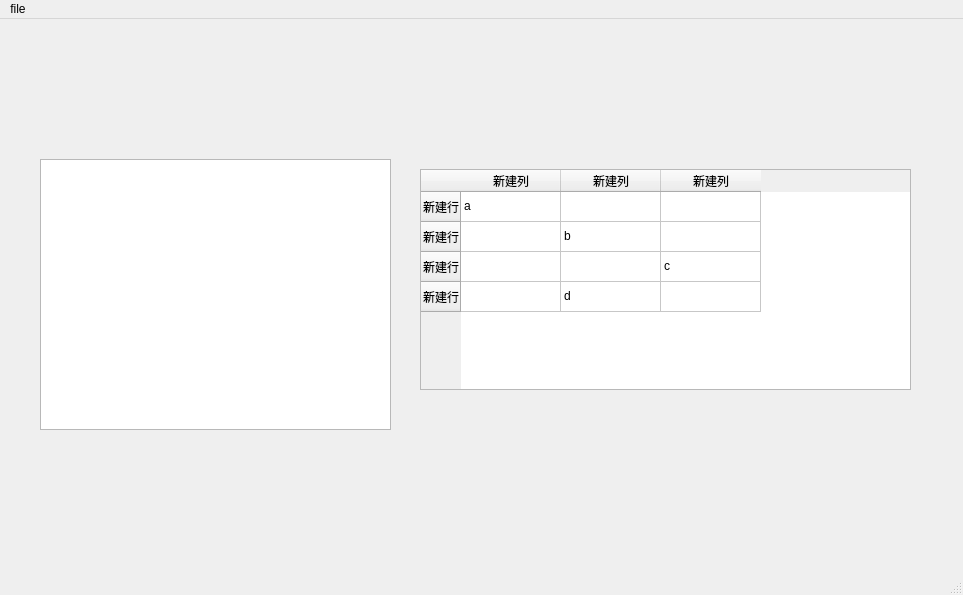
This is ui_main.ui in dubuli/B15_Learn_TestPython as Qt 5 draws it before an edit. The edited form follows.
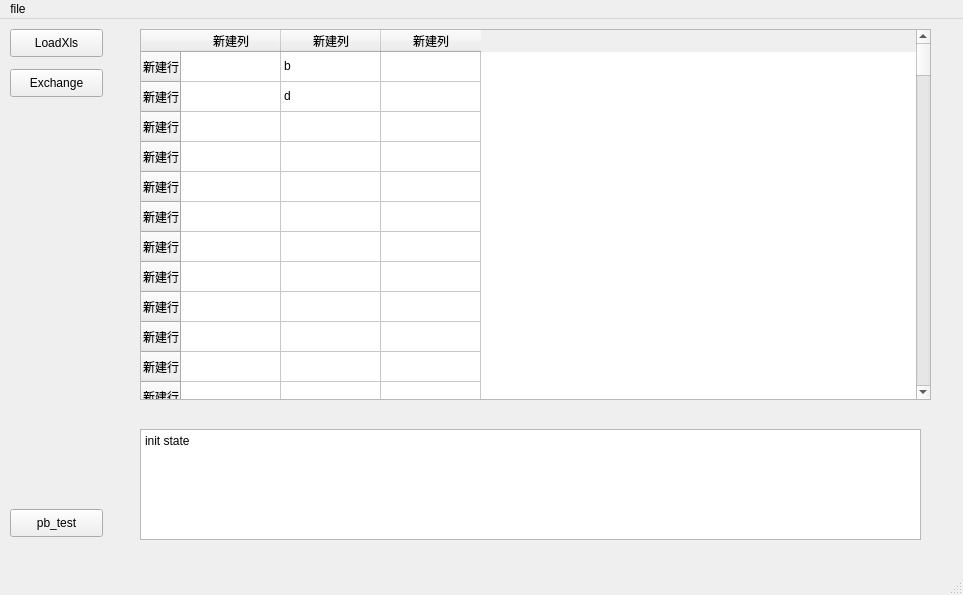
This is the edited form.

```diff
--- a/ui_main.ui
+++ b/ui_main.ui
@@ -14,23 +14,13 @@
    <string>MainWindow</string>
   </property>
   <widget class="QWidget" name="centralwidget">
-   <widget class="QTableView" name="tableView">
-    <property name="geometry">
-     <rect>
-      <x>40</x>
-      <y>140</y>
-      <width>351</width>
-      <height>271</height>
-     </rect>
-    </property>
-   </widget>
    <widget class="QTableWidget" name="tableWidget">
     <property name="geometry">
      <rect>
-      <x>420</x>
-      <y>150</y>
-      <width>491</width>
-      <height>221</height>
+      <x>140</x>
+      <y>10</y>
+      <width>791</width>
+      <height>371</height>
      </rect>
     </property>
     <row>
@@ -53,6 +43,591 @@
       <string>新建行</string>
      </property>
     </row>
+    <row>
+     <property name="text">
+      <string>新建行</string>
+     </property>
+    </row>
+    <row>
+     <property name="text">
+      <string>新建行</string>
+     </property>
+    </row>
+    <row>
+     <property name="text">
+      <string>新建行</string>
+     </property>
+    </row>
+    <row>
+     <property name="text">
+      <string>新建行</string>
+     </property>
+    </row>
+    <row>
+     <property name="text">
+      <string>新建行</string>
+     </property>
+    </row>
+    <row>
+     <property name="text">
+      <string>新建行</string>
+     </property>
+    </row>
+    <row>
+     <property name="text">
+      <string>新建行</string>
+     </property>
+    </row>
+    <row>
+     <property name="text">
+      <string>新建行</string>
+     </property>
+    </row>
+    <row>
+     <property name="text">
+      <string>新建行</string>
+     </property>
+    </row>
+    <row>
+     <property name="text">
+      <string>新建行</string>
+     </property>
+    </row>
+    <row>
+     <property name="text">
+      <string>新建行</string>
+     </property>
+    </row>
+    <row>
+     <property name="text">
+      <string>新建行</string>
+     </property>
+    </row>
+    <row>
+     <property name="text">
+      <string>新建行</string>
+     </property>
+    </row>
+    <row>
+     <property name="text">
+      <string>新建行</string>
+     </property>
+    </row>
+    <row>
+     <property name="text">
+      <string>新建行</string>
+     </property>
+    </row>
+    <row>
+     <property name="text">
+      <string>新建行</string>
+     </property>
+    </row>
+    <row>
+     <property name="text">
+      <string>新建行</string>
+     </property>
+    </row>
+    <row>
+     <property name="text">
+      <string>新建行</string>
+     </property>
+    </row>
+    <row>
+     <property name="text">
+      <string>新建行</string>
+     </property>
+    </row>
+    <row>
+     <property name="text">
+      <string>新建行</string>
+     </property>
+    </row>
+    <row>
+     <property name="text">
+      <string>新建行</string>
+     </property>
+    </row>
+    <row>
+     <property name="text">
+      <string>新建行</string>
+     </property>
+    </row>
+    <row>
+     <property name="text">
+      <string>新建行</string>
+     </property>
+    </row>
+    <row>
+     <property name="text">
+      <string>新建行</string>
+     </property>
+    </row>
+    <row>
+     <property name="text">
+      <string>新建行</string>
+     </property>
+    </row>
+    <row>
+     <property name="text">
+      <string>新建行</string>
+     </property>
+    </row>
+    <row>
+     <property name="text">
+      <string>新建行</string>
+     </property>
+    </row>
+    <row>
+     <property name="text">
+      <string>新建行</string>
+     </property>
+    </row>
+    <row>
+     <property name="text">
+      <string>新建行</string>
+     </property>
+    </row>
+    <row>
+     <property name="text">
+      <string>新建行</string>
+     </property>
+    </row>
+    <row>
+     <property name="text">
+      <string>新建行</string>
+     </property>
+    </row>
+    <row>
+     <property name="text">
+      <string>新建行</string>
+     </property>
+    </row>
+    <row>
+     <property name="text">
+      <string>新建行</string>
+     </property>
+    </row>
+    <row>
+     <property name="text">
+      <string>新建行</string>
+     </property>
+    </row>
+    <row>
+     <property name="text">
+      <string>新建行</string>
+     </property>
+    </row>
+    <row>
+     <property name="text">
+      <string>新建行</string>
+     </property>
+    </row>
+    <row>
+     <property name="text">
+      <string>新建行</string>
+     </property>
+    </row>
+    <row>
+     <property name="text">
+      <string>新建行</string>
+     </property>
+    </row>
+    <row>
+     <property name="text">
+      <string>新建行</string>
+     </property>
+    </row>
+    <row>
+     <property name="text">
+      <string>新建行</string>
+     </property>
+    </row>
+    <row>
+     <property name="text">
+      <string>新建行</string>
+     </property>
+    </row>
+    <row>
+     <property name="text">
+      <string>新建行</string>
+     </property>
+    </row>
+    <row>
+     <property name="text">
+      <string>新建行</string>
+     </property>
+    </row>
+    <row>
+     <property name="text">
+      <string>新建行</string>
+     </property>
+    </row>
+    <row>
+     <property name="text">
+      <string>新建行</string>
+     </property>
+    </row>
+    <row>
+     <property name="text">
+      <string>新建行</string>
+     </property>
+    </row>
+    <row>
+     <property name="text">
+      <string>新建行</string>
+     </property>
+    </row>
+    <row>
+     <property name="text">
+      <string>新建行</string>
+     </property>
+    </row>
+    <row>
+     <property name="text">
+      <string>新建行</string>
+     </property>
+    </row>
+    <row>
+     <property name="text">
+      <string>新建行</string>
+     </property>
+    </row>
+    <row>
+     <property name="text">
+      <string>新建行</string>
+     </property>
+    </row>
+    <row>
+     <property name="text">
+      <string>新建行</string>
+     </property>
+    </row>
+    <row>
+     <property name="text">
+      <string>新建行</string>
+     </property>
+    </row>
+    <row>
+     <property name="text">
+      <string>新建行</string>
+     </property>
+    </row>
+    <row>
+     <property name="text">
+      <string>新建行</string>
+     </property>
+    </row>
+    <row>
+     <property name="text">
+      <string>新建行</string>
+     </property>
+    </row>
+    <row>
+     <property name="text">
+      <string>新建行</string>
+     </property>
+    </row>
+    <row>
+     <property name="text">
+      <string>新建行</string>
+     </property>
+    </row>
+    <row>
+     <property name="text">
+      <string>新建行</string>
+     </property>
+    </row>
+    <row>
+     <property name="text">
+      <string>新建行</string>
+     </property>
+    </row>
+    <row>
+     <property name="text">
+      <string>新建行</string>
+     </property>
+    </row>
+    <row>
+     <property name="text">
+      <string>新建行</string>
+     </property>
+    </row>
+    <row>
+     <property name="text">
+      <string>新建行</string>
+     </property>
+    </row>
+    <row>
+     <property name="text">
+      <string>新建行</string>
+     </property>
+    </row>
+    <row>
+     <property name="text">
+      <string>新建行</string>
+     </property>
+    </row>
+    <row>
+     <property name="text">
+      <string>新建行</string>
+     </property>
+    </row>
+    <row>
+     <property name="text">
+      <string>新建行</string>
+     </property>
+    </row>
+    <row>
+     <property name="text">
+      <string>新建行</string>
+     </property>
+    </row>
+    <row>
+     <property name="text">
+      <string>新建行</string>
+     </property>
+    </row>
+    <row>
+     <property name="text">
+      <string>新建行</string>
+     </property>
+    </row>
+    <row>
+     <property name="text">
+      <string>新建行</string>
+     </property>
+    </row>
+    <row>
+     <property name="text">
+      <string>新建行</string>
+     </property>
+    </row>
+    <row>
+     <property name="text">
+      <string>新建行</string>
+     </property>
+    </row>
+    <row>
+     <property name="text">
+      <string>新建行</string>
+     </property>
+    </row>
+    <row>
+     <property name="text">
+      <string>新建行</string>
+     </property>
+    </row>
+    <row>
+     <property name="text">
+      <string>新建行</string>
+     </property>
+    </row>
+    <row>
+     <property name="text">
+      <string>新建行</string>
+     </property>
+    </row>
+    <row>
+     <property name="text">
+      <string>新建行</string>
+     </property>
+    </row>
+    <row>
+     <property name="text">
+      <string>新建行</string>
+     </property>
+    </row>
+    <row>
+     <property name="text">
+      <string>新建行</string>
+     </property>
+    </row>
+    <row>
+     <property name="text">
+      <string>新建行</string>
+     </property>
+    </row>
+    <row>
+     <property name="text">
+      <string>新建行</string>
+     </property>
+    </row>
+    <row>
+     <property name="text">
+      <string>新建行</string>
+     </property>
+    </row>
+    <row>
+     <property name="text">
+      <string>新建行</string>
+     </property>
+    </row>
+    <row>
+     <property name="text">
+      <string>新建行</string>
+     </property>
+    </row>
+    <row>
+     <property name="text">
+      <string>新建行</string>
+     </property>
+    </row>
+    <row>
+     <property name="text">
+      <string>新建行</string>
+     </property>
+    </row>
+    <row>
+     <property name="text">
+      <string>新建行</string>
+     </property>
+    </row>
+    <row>
+     <property name="text">
+      <string>新建行</string>
+     </property>
+    </row>
+    <row>
+     <property name="text">
+      <string>新建行</string>
+     </property>
+    </row>
+    <row>
+     <property name="text">
+      <string>新建行</string>
+     </property>
+    </row>
+    <row>
+     <property name="text">
+      <string>新建行</string>
+     </property>
+    </row>
+    <row>
+     <property name="text">
+      <string>新建行</string>
+     </property>
+    </row>
+    <row>
+     <property name="text">
+      <string>新建行</string>
+     </property>
+    </row>
+    <row>
+     <property name="text">
+      <string>新建行</string>
+     </property>
+    </row>
+    <row>
+     <property name="text">
+      <string>新建行</string>
+     </property>
+    </row>
+    <row>
+     <property name="text">
+      <string>新建行</string>
+     </property>
+    </row>
+    <row>
+     <property name="text">
+      <string>新建行</string>
+     </property>
+    </row>
+    <row>
+     <property name="text">
+      <string>新建行</string>
+     </property>
+    </row>
+    <row>
+     <property name="text">
+      <string>新建行</string>
+     </property>
+    </row>
+    <row>
+     <property name="text">
+      <string>新建行</string>
+     </property>
+    </row>
+    <row>
+     <property name="text">
+      <string>新建行</string>
+     </property>
+    </row>
+    <row>
+     <property name="text">
+      <string>新建行</string>
+     </property>
+    </row>
+    <row>
+     <property name="text">
+      <string>新建行</string>
+     </property>
+    </row>
+    <row>
+     <property name="text">
+      <string>新建行</string>
+     </property>
+    </row>
+    <row>
+     <property name="text">
+      <string>新建行</string>
+     </property>
+    </row>
+    <row>
+     <property name="text">
+      <string>新建行</string>
+     </property>
+    </row>
+    <row>
+     <property name="text">
+      <string>新建行</string>
+     </property>
+    </row>
+    <row>
+     <property name="text">
+      <string>新建行</string>
+     </property>
+    </row>
+    <row>
+     <property name="text">
+      <string>新建行</string>
+     </property>
+    </row>
+    <row>
+     <property name="text">
+      <string>新建行</string>
+     </property>
+    </row>
+    <row>
+     <property name="text">
+      <string>新建行</string>
+     </property>
+    </row>
+    <row>
+     <property name="text">
+      <string>新建行</string>
+     </property>
+    </row>
+    <row>
+     <property name="text">
+      <string>新建行</string>
+     </property>
+    </row>
+    <row>
+     <property name="text">
+      <string>新建行</string>
+     </property>
+    </row>
+    <row>
+     <property name="text">
+      <string>新建行</string>
+     </property>
+    </row>
+    <row>
+     <property name="text">
+      <string>新建行</string>
+     </property>
+    </row>
     <column>
      <property name="text">
       <string>新建列</string>
@@ -68,26 +643,82 @@
       <string>新建列</string>
      </property>
     </column>
-    <item row="0" column="0">
-     <property name="text">
-      <string>a</string>
-     </property>
-    </item>
-    <item row="1" column="1">
+    <item row="0" column="1">
      <property name="text">
       <string>b</string>
      </property>
     </item>
-    <item row="2" column="2">
-     <property name="text">
-      <string>c</string>
-     </property>
-    </item>
-    <item row="3" column="1">
+    <item row="1" column="1">
      <property name="text">
       <string>d</string>
      </property>
     </item>
+    <item row="119" column="2">
+     <property name="text">
+      <string>c</string>
+     </property>
+    </item>
+    <item row="120" column="0">
+     <property name="text">
+      <string>a</string>
+     </property>
+    </item>
+   </widget>
+   <widget class="QTextEdit" name="textEdit">
+    <property name="geometry">
+     <rect>
+      <x>140</x>
+      <y>410</y>
+      <width>781</width>
+      <height>111</height>
+     </rect>
+    </property>
+    <property name="html">
+     <string>&lt;!DOCTYPE HTML PUBLIC &quot;-//W3C//DTD HTML 4.0//EN&quot; &quot;http://www.w3.org/TR/REC-html40/strict.dtd&quot;&gt;
+&lt;html&gt;&lt;head&gt;&lt;meta name=&quot;qrichtext&quot; content=&quot;1&quot; /&gt;&lt;style type=&quot;text/css&quot;&gt;
+p, li { white-space: pre-wrap; }
+&lt;/style&gt;&lt;/head&gt;&lt;body style=&quot; font-family:'SimSun'; font-size:9pt; font-weight:400; font-style:normal;&quot;&gt;
+&lt;p style=&quot; margin-top:0px; margin-bottom:0px; margin-left:0px; margin-right:0px; -qt-block-indent:0; text-indent:0px;&quot;&gt;init state&lt;/p&gt;&lt;/body&gt;&lt;/html&gt;</string>
+    </property>
+   </widget>
+   <widget class="QPushButton" name="pb_test">
+    <property name="geometry">
+     <rect>
+      <x>10</x>
+      <y>490</y>
+      <width>93</width>
+      <height>28</height>
+     </rect>
+    </property>
+    <property name="text">
+     <string>pb_test</string>
+    </property>
+   </widget>
+   <widget class="QPushButton" name="pb_LoadXls">
+    <property name="geometry">
+     <rect>
+      <x>10</x>
+      <y>10</y>
+      <width>93</width>
+      <height>28</height>
+     </rect>
+    </property>
+    <property name="text">
+     <string>LoadXls</string>
+    </property>
+   </widget>
+   <widget class="QPushButton" name="pb_Exchange">
+    <property name="geometry">
+     <rect>
+      <x>10</x>
+      <y>50</y>
+      <width>93</width>
+      <height>28</height>
+     </rect>
+    </property>
+    <property name="text">
+     <string>Exchange</string>
+    </property>
    </widget>
   </widget>
   <widget class="QMenuBar" name="menubar">
```
Left out of the diff: 2 changed lines with no effect on the pictures.
